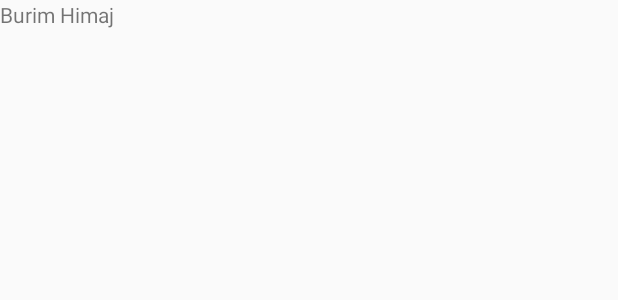
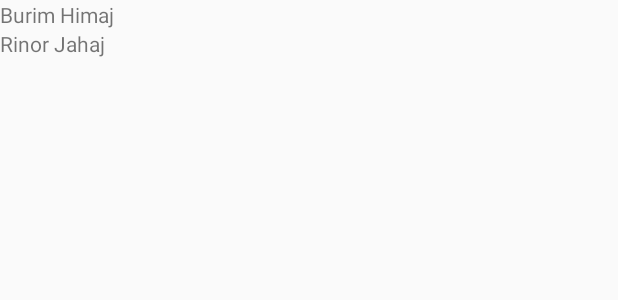
Before and after one commit to BurimHimaj/ChatAplikacioni, an Android app: the layout activity_main.xml on its own in the app's theme, with its tools: preview values and no code run, on a phone screen of 412 x 824 dp. Shown: the top 300 px of the screen. Run offline under Robolectric (Android 15) with nearby library versions, the phone set to English and light mode, and no system bars.

Commit message:
Rinor Jahaj-Second Commit

```diff
--- a/app/src/main/res/layout/activity_main.xml
+++ b/app/src/main/res/layout/activity_main.xml
@@ -12,6 +12,11 @@
         android:layout_width="wrap_content"
         android:layout_height="wrap_content"
         android:text="Burim Himaj"
+
          />
-
+    <TextView
+        android:layout_width="wrap_content"
+        android:layout_height="wrap_content"
+        android:text="Rinor Jahaj"
+        />
 </LinearLayout>
```
